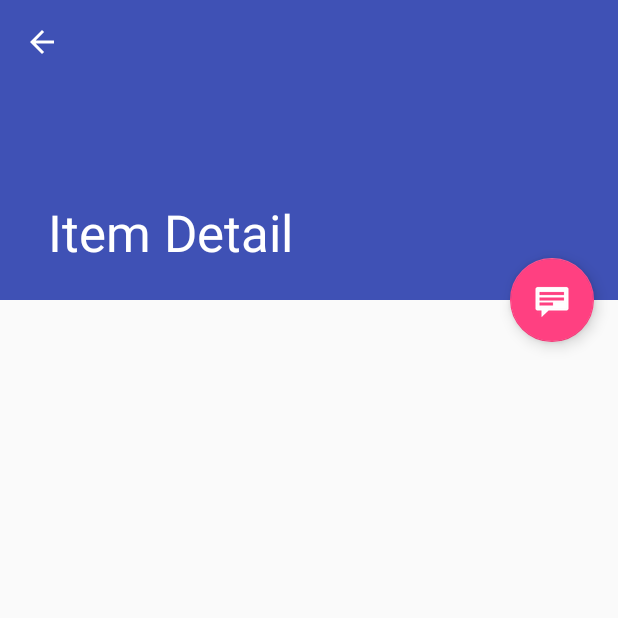
After one commit to emcako/Birthday-Reminder-, an Android app: the ItemDetailActivity screen opened directly, with no data from a screen before it, on a phone screen of 412 x 824 dp, the top half of it. The commit adds this screen. Run offline under Robolectric (Android 15) with nearby library versions, the phone set to English and light mode, and no system bars; 1 statement that could not run was skipped.

Commit message:
Added Add Page, List Items for Friends an their details page

```diff
--- a/BirthdayReminder/app/build.gradle
+++ b/BirthdayReminder/app/build.gradle
@@ -24,4 +24,6 @@ dependencies {
     testCompile 'junit:junit:4.12'
     compile 'com.android.support:appcompat-v7:23.1.1'
     compile 'com.android.support:design:23.1.1'
+    compile 'com.android.support:support-v4:23.1.1'
+    compile 'com.android.support:recyclerview-v7:23.1.1'
 }
--- a/BirthdayReminder/app/src/main/java/com/example/emcako/birthdayreminder/fragments/FriendsFragment.java
+++ b/BirthdayReminder/app/src/main/java/com/example/emcako/birthdayreminder/fragments/FriendsFragment.java
@@ -1,5 +1,6 @@
 package com.example.emcako.birthdayreminder.fragments;
 
+import android.content.Intent;
 import android.os.Bundle;
 import android.support.v4.app.Fragment;
 import android.view.LayoutInflater;
@@ -9,10 +10,15 @@ import android.view.ViewGroup;
 import com.example.emcako.birthdayreminder.R;
 
 public class FriendsFragment extends Fragment {
+
+
+
     @Override
     public View onCreateView(LayoutInflater inflater, ViewGroup container, Bundle savedInstanceState) {
 
         View rootView = inflater.inflate(R.layout.fragment_friednds, container, false);
         return rootView;
     }
+
+
 }
--- /dev/null
+++ b/BirthdayReminder/app/src/main/java/com/example/emcako/birthdayreminder/fragments/ItemDetailActivity.java
@@ -0,0 +1,85 @@
+package com.example.emcako.birthdayreminder.fragments;
+
+import android.content.Intent;
+import android.os.Bundle;
+import android.support.design.widget.FloatingActionButton;
+import android.support.design.widget.Snackbar;
+import android.support.v7.widget.Toolbar;
+import android.view.View;
+import android.support.v7.app.AppCompatActivity;
+import android.support.v7.app.ActionBar;
+import android.support.v4.app.NavUtils;
+import android.view.MenuItem;
+
+import com.example.emcako.birthdayreminder.R;
+
+/**
+ * An activity representing a single Item detail screen. This
+ * activity is only used narrow width devices. On tablet-size devices,
+ * item details are presented side-by-side with a list of items
+ * in a {@link ItemListActivity}.
+ */
+public class ItemDetailActivity extends AppCompatActivity {
+
+    @Override
+    protected void onCreate(Bundle savedInstanceState) {
+        super.onCreate(savedInstanceState);
+        setContentView(R.layout.activity_item_detail);
+        Toolbar toolbar = (Toolbar) findViewById(R.id.detail_toolbar);
+        setSupportActionBar(toolbar);
+
+        FloatingActionButton fab = (FloatingActionButton) findViewById(R.id.fab);
+        fab.setOnClickListener(new View.OnClickListener() {
+            @Override
+            public void onClick(View view) {
+                Snackbar.make(view, "Replace with your own detail action", Snackbar.LENGTH_LONG)
+                        .setAction("Action", null).show();
+            }
+        });
+
+        // Show the Up button in the action bar.
+        ActionBar actionBar = getSupportActionBar();
+        if (actionBar != null) {
+            actionBar.setDisplayHomeAsUpEnabled(true);
+        }
+
+        // savedInstanceState is non-null when there is fragment state
+        // saved from previous configurations of this activity
+        // (e.g. when rotating the screen from portrait to landscape).
+        // In this case, the fragment will automatically be re-added
+        // to its container so we don't need to manually add it.
+        // For more information, see the Fragments API guide at:
+        //
+        // http://developer.android.com/guide/components/fragments.html
+        //
+        if (savedInstanceState == null) {
+            // Create the detail fragment and add it to the activity
+            // using a fragment transaction.
+            Bundle arguments = new Bundle();
+            arguments.putString(ItemDetailFragment.ARG_ITEM_ID,
+                    getIntent().getStringExtra(ItemDetailFragment.ARG_ITEM_ID));
+            ItemDetailFragment fragment = new ItemDetailFragment();
+            fragment.setArguments(arguments);
+            getSupportFragmentManager().beginTransaction()
+                    .add(R.id.item_detail_container, fragment)
+                    .commit();
+        }
+    }
+
+    @Override
+    public boolean onOptionsItemSelected(MenuItem item) {
+        int id = item.getItemId();
+        if (id == android.R.id.home) {
+            // This ID represents the Home or Up button. In the case of this
+            // activity, the Up button is shown. Use NavUtils to allow users
+            // to navigate up one level in the application structure. For
+            // more details, see the Navigation pattern on Android Design:
+            //
+            // http://developer.android.com/design/patterns/navigation.html#up-vs-back
+            //
+            NavUtils.navigateUpTo(this, new Intent(this, ItemListActivity.class));
+            return true;
+        }
+        return super.onOptionsItemSelected(item);
+    }
+}
--- /dev/null
+++ b/BirthdayReminder/app/src/main/java/com/example/emcako/birthdayreminder/fragments/ItemDetailFragment.java
@@ -0,0 +1,70 @@
+package com.example.emcako.birthdayreminder.fragments;
+
+import android.app.Activity;
+import android.support.design.widget.CollapsingToolbarLayout;
+import android.os.Bundle;
+import android.support.v4.app.Fragment;
+import android.view.LayoutInflater;
+import android.view.View;
+import android.view.ViewGroup;
+import android.widget.TextView;
+
+import com.example.emcako.birthdayreminder.R;
+import com.example.emcako.birthdayreminder.fragments.dummy.DummyContent;
+
+/**
+ * A fragment representing a single Item detail screen.
+ * This fragment is either contained in a {@link ItemListActivity}
+ * in two-pane mode (on tablets) or a {@link ItemDetailActivity}
+ * on handsets.
+ */
+public class ItemDetailFragment extends Fragment {
+    /**
+     * The fragment argument representing the item ID that this fragment
+     * represents.
+     */
+    public static final String ARG_ITEM_ID = "item_id";
+
+    /**
+     * The dummy content this fragment is presenting.
+     */
+    private DummyContent.DummyItem mItem;
+
+    /**
+     * Mandatory empty constructor for the fragment manager to instantiate the
+     * fragment (e.g. upon screen orientation changes).
+     */
+    public ItemDetailFragment() {
+    }
+
+    @Override
+    public void onCreate(Bundle savedInstanceState) {
+        super.onCreate(savedInstanceState);
+
+        if (getArguments().containsKey(ARG_ITEM_ID)) {
+            // Load the dummy content specified by the fragment
+            // arguments. In a real-world scenario, use a Loader
+            // to load content from a content provider.
+            mItem = DummyContent.ITEM_MAP.get(getArguments().getString(ARG_ITEM_ID));
+
+            Activity activity = this.getActivity();
+            CollapsingToolbarLayout appBarLayout = (CollapsingToolbarLayout) activity.findViewById(R.id.toolbar_layout);
+            if (appBarLayout != null) {
+                appBarLayout.setTitle(mItem.content);
+            }
+        }
+    }
+
+    @Override
+    public View onCreateView(LayoutInflater inflater, ViewGroup container,
+                             Bundle savedInstanceState) {
+        View rootView = inflater.inflate(R.layout.item_detail, container, false);
+
+        // Show the dummy content as text in a TextView.
+        if (mItem != null) {
+            ((TextView) rootView.findViewById(R.id.item_detail)).setText(mItem.details);
+        }
+
+        return rootView;
+    }
+}
--- /dev/null
+++ b/BirthdayReminder/app/src/main/java/com/example/emcako/birthdayreminder/fragments/dummy/DummyContent.java
@@ -0,0 +1,72 @@
+package com.example.emcako.birthdayreminder.fragments.dummy;
+
+import java.util.ArrayList;
+import java.util.HashMap;
+import java.util.List;
+import java.util.Map;
+
+/**
+ * Helper class for providing sample content for user interfaces created by
+ * Android template wizards.
+ * <p>
+ * TODO: Replace all uses of this class before publishing your app.
+ */
+public class DummyContent {
+
+    /**
+     * An array of sample (dummy) items.
+     */
+    public static final List<DummyItem> ITEMS = new ArrayList<DummyItem>();
+
+    /**
+     * A map of sample (dummy) items, by ID.
+     */
+    public static final Map<String, DummyItem> ITEM_MAP = new HashMap<String, DummyItem>();
+
+    private static final int COUNT = 25;
+
+    static {
+        // Add some sample items.
+        for (int i = 1; i <= COUNT; i++) {
+            addItem(createDummyItem(i));
+        }
+    }
+
+    private static void addItem(DummyItem item) {
+        ITEMS.add(item);
+        ITEM_MAP.put(item.id, item);
+    }
+
+    private static DummyItem createDummyItem(int position) {
+        return new DummyItem(String.valueOf(position), "Item " + position, makeDetails(position));
+    }
+
+    private static String makeDetails(int position) {
+        StringBuilder builder = new StringBuilder();
+        builder.append("Details about Item: ").append(position);
+        for (int i = 0; i < position; i++) {
+            builder.append("\nMore details information here.");
+        }
+        return builder.toString();
+    }
+
+    /**
+     * A dummy item representing a piece of content.
+     */
+    public static class DummyItem {
+        public final String id;
+        public final String content;
+        public final String details;
+
+        public DummyItem(String id, String content, String details) {
+            this.id = id;
+            this.content = content;
+            this.details = details;
+        }
+
+        @Override
+        public String toString() {
+            return content;
+        }
+    }
+}
--- /dev/null
+++ b/BirthdayReminder/app/src/main/res/layout/activity_item_detail.xml
@@ -0,0 +1,53 @@
+<android.support.design.widget.CoordinatorLayout xmlns:android="http://schemas.android.com/apk/res/android"
+    xmlns:app="http://schemas.android.com/apk/res-auto"
+    xmlns:tools="http://schemas.android.com/tools"
+    android:layout_width="match_parent"
+    android:layout_height="match_parent"
+    android:fitsSystemWindows="true"
+    tools:context="com.example.emcako.birthdayreminder.fragments.ItemDetailActivity"
+    tools:ignore="MergeRootFrame">
+
+    <android.support.design.widget.AppBarLayout
+        android:id="@+id/app_bar"
+        android:layout_width="match_parent"
+        android:layout_height="@dimen/app_bar_height"
+        android:fitsSystemWindows="true"
+        android:theme="@style/ThemeOverlay.AppCompat.Dark.ActionBar">
+
+        <android.support.design.widget.CollapsingToolbarLayout
+            android:id="@+id/toolbar_layout"
+            android:layout_width="match_parent"
+            android:layout_height="match_parent"
+            android:fitsSystemWindows="true"
+            app:contentScrim="?attr/colorPrimary"
+            app:layout_scrollFlags="scroll|exitUntilCollapsed"
+            app:toolbarId="@+id/toolbar">
+
+            <android.support.v7.widget.Toolbar
+                android:id="@+id/detail_toolbar"
+                android:layout_width="match_parent"
+                android:layout_height="?attr/actionBarSize"
+                app:layout_collapseMode="pin"
+                app:popupTheme="@style/ThemeOverlay.AppCompat.Light" />
+
+        </android.support.design.widget.CollapsingToolbarLayout>
+
+    </android.support.design.widget.AppBarLayout>
+
+    <android.support.v4.widget.NestedScrollView
+        android:id="@+id/item_detail_container"
+        android:layout_width="match_parent"
+        android:layout_height="match_parent"
+        app:layout_behavior="@string/appbar_scrolling_view_behavior" />
+
+    <android.support.design.widget.FloatingActionButton
+        android:id="@+id/fab"
+        android:layout_width="wrap_content"
+        android:layout_height="wrap_content"
+        android:layout_gravity="center_vertical|start"
+        android:layout_margin="@dimen/fab_margin"
+        android:src="@android:drawable/stat_notify_chat"
+        app:layout_anchor="@+id/item_detail_container"
+        app:layout_anchorGravity="top|end" />
+
+</android.support.design.widget.CoordinatorLayout>
--- /dev/null
+++ b/BirthdayReminder/app/src/main/res/layout/item_detail.xml
@@ -0,0 +1,9 @@
+<TextView xmlns:android="http://schemas.android.com/apk/res/android"
+    xmlns:tools="http://schemas.android.com/tools"
+    android:id="@+id/item_detail"
+    style="?android:attr/textAppearanceLarge"
+    android:layout_width="match_parent"
+    android:layout_height="match_parent"
+    android:padding="16dp"
+    android:textIsSelectable="true"
+    tools:context="com.example.emcako.birthdayreminder.fragments.ItemDetailFragment" />
--- /dev/null
+++ b/BirthdayReminder/app/src/main/res/values-v21/styles.xml
@@ -0,0 +1,9 @@
+<resources>>
+
+    <style name="AppTheme.NoActionBar">
+        <item name="windowActionBar">false</item>
+        <item name="windowNoTitle">true</item>
+        <item name="android:windowDrawsSystemBarBackgrounds">true</item>
+        <item name="android:statusBarColor">@android:color/transparent</item>
+    </style>
+</resources>
--- a/BirthdayReminder/app/src/main/res/values/dimens.xml
+++ b/BirthdayReminder/app/src/main/res/values/dimens.xml
@@ -2,4 +2,8 @@
     <!-- Default screen margins, per the Android Design guidelines. -->
     <dimen name="activity_horizontal_margin">16dp</dimen>
     <dimen name="activity_vertical_margin">16dp</dimen>
+    <dimen name="fab_margin">16dp</dimen>
+    <dimen name="app_bar_height">200dp</dimen>
+    <dimen name="item_width">200dp</dimen>
+    <dimen name="text_margin">16dp</dimen>
 </resources>
--- a/BirthdayReminder/app/src/main/res/values/strings.xml
+++ b/BirthdayReminder/app/src/main/res/values/strings.xml
@@ -13,4 +13,6 @@
     <string name="permission_rationale">"Contacts permissions are needed for providing email
         completions."
     </string>
+    <string name="title_item_list">Items</string>
+    <string name="title_item_detail">Item Detail</string>
 </resources>
--- a/BirthdayReminder/app/src/main/res/values/styles.xml
+++ b/BirthdayReminder/app/src/main/res/values/styles.xml
@@ -8,4 +8,13 @@
         <item name="colorAccent">@color/colorAccent</item>
     </style>
 
+    <style name="AppTheme.NoActionBar">
+        <item name="windowActionBar">false</item>
+        <item name="windowNoTitle">true</item>
+    </style>
+
+    <style name="AppTheme.AppBarOverlay" parent="ThemeOverlay.AppCompat.Dark.ActionBar" />
+
+    <style name="AppTheme.PopupOverlay" parent="ThemeOverlay.AppCompat.Light" />
+
 </resources>
```
Also changed, not shown: BirthdayReminder/app/src/main/AndroidManifest.xml (+16 -4 lines), BirthdayReminder/app/src/main/java/com/example/emcako/birthdayreminder/MainActivity.java (+8 -0 lines), BirthdayReminder/app/src/main/java/com/example/emcako/birthdayreminder/fragments/ItemListActivity.java (added, +143 -0 lines), BirthdayReminder/app/src/main/res/layout-w900dp/item_list.xml (added, +38 -0 lines), BirthdayReminder/app/src/main/res/layout/activity_item_list.xml (added, +42 -0 lines), BirthdayReminder/app/src/main/res/layout/fragment_friednds.xml (+78 -4 lines), BirthdayReminder/app/src/main/res/layout/item_list.xml (added, +13 -0 lines), BirthdayReminder/app/src/main/res/layout/item_list_content.xml (added, +20 -0 lines).
